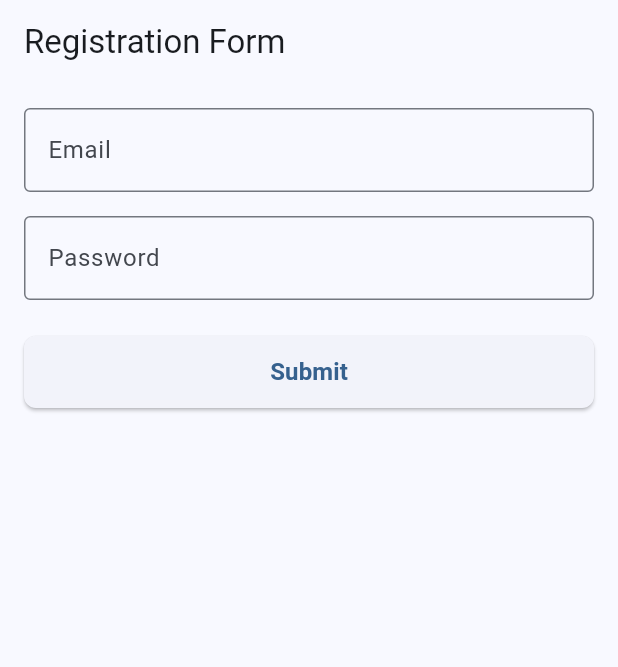
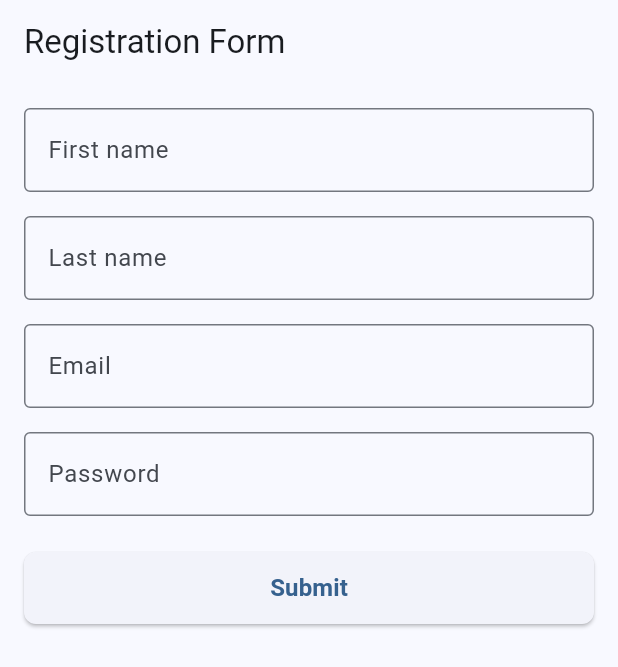
Before and after one commit to IonutVasile1/form_validator_technical_assessment, a Flutter app: the screen it shows after launch, on a phone screen of 412 x 824 dp. Shown: the top 667 px of the screen. Run offline on Flutter 3.47's test engine with Material 3 defaults, Android fonts, the phone set to English and light mode, and no system bars.

Commit message:
feat: feedback + improvements

```diff
--- a/lib/core/constants/validation_constants.dart
+++ b/lib/core/constants/validation_constants.dart
@@ -1,4 +1,8 @@
 class ValidationConstants {
+  // names
+  static const String nameRegex = r'^[a-zA-Z]{2,}$';
+  // email
+  static const String emailRegex = r'^[\w-\.]+@([\w-]+\.)+[\w-]{2,4}$';
+  // password
   static const int minPasswordLength = 8;
-  static const String emailRegex = r'^[\w-\.]+@([\w-]+\.)+[\w-]{2,4}$';
 }
--- a/lib/core/utils/validators.dart
+++ b/lib/core/utils/validators.dart
@@ -28,4 +28,7 @@ class Validators {
 
     return null;
   }
+
+  static String? validateFirstName(String? value) => null;
+  static String? validateLastName(String? value) => null;
 }
--- a/lib/presentation/screens/registration_form_screen.dart
+++ b/lib/presentation/screens/registration_form_screen.dart
@@ -12,6 +12,8 @@ class RegistrationFormScreen extends StatefulWidget {
 
 class _RegistrationFormScreenState extends State<RegistrationFormScreen> {
   final _formKey = GlobalKey<FormState>();
+  final _firstNameController = TextEditingController();
+  final _lastNameController = TextEditingController();
   final _emailController = TextEditingController();
   final _passwordController = TextEditingController();
 
@@ -28,6 +30,18 @@ class _RegistrationFormScreenState extends State<RegistrationFormScreen> {
           child: Column(
             children: [
               CustomTextField(
+                controller: _firstNameController,
+                label: 'First name',
+                validator: Validators.validateFirstName,
+              ),
+              const SizedBox(height: 16),
+              CustomTextField(
+                controller: _lastNameController,
+                label: 'Last name',
+                validator: Validators.validateLastName,
+              ),
+              const SizedBox(height: 16),
+              CustomTextField(
                 controller: _emailController,
                 label: 'Email',
                 validator: Validators.validateEmail,
@@ -40,7 +54,9 @@ class _RegistrationFormScreenState extends State<RegistrationFormScreen> {
                 obscureText: true,
               ),
               const SizedBox(height: 24),
-              FormSubmitButton(onPressed: _handleSubmit),
+              FormSubmitButton(
+                onPressed: _handleSubmit,
+              ),
             ],
           ),
         ),
@@ -49,7 +65,10 @@ class _RegistrationFormScreenState extends State<RegistrationFormScreen> {
   }
 
   Future<void> _handleSubmit() async {
-    await Future.delayed(const Duration(seconds: 2));
+    // Uncomment the line below to simulate a delay
+    // await Future.delayed(const Duration(seconds: 2));
+
+    // Validate form
     final isValid = _formKey.currentState?.validate() ?? false;
 
     if (isValid) {
@@ -59,7 +78,11 @@ class _RegistrationFormScreenState extends State<RegistrationFormScreen> {
       _formKey.currentState?.reset();
       // show confirmation snackbar
       ScaffoldMessenger.of(context).showSnackBar(
-        const SnackBar(content: Text('Form submitted')),
+        const SnackBar(
+          content: Text('Form submitted'),
+          behavior: SnackBarBehavior.floating,
+          backgroundColor: Colors.green,
+        ),
       );
     }
   }
--- a/lib/presentation/widgets/form_submit_button.dart
+++ b/lib/presentation/widgets/form_submit_button.dart
@@ -20,17 +20,7 @@ class FormSubmitButton extends StatelessWidget {
         style: ElevatedButton.styleFrom(
           shape: RoundedRectangleBorder(borderRadius: BorderRadius.circular(8)),
         ),
-        child: isLoading
-            ? SizedBox(
-                height: 24,
-                width: 24,
-                child: CircularProgressIndicator(
-                  strokeWidth: 3,
-                  valueColor:
-                      AlwaysStoppedAnimation<Color>(Colors.blue.shade900),
-                ),
-              )
-            : const Text(
+        child: const Text(
           'Submit',
           style: TextStyle(
             fontSize: 16,
```
Also changed, not shown: lib/domain/models/form_data.dart (deleted, +0 -9 lines), lib/presentation/widgets/custom_circular_progress_indicator.dart (added, +17 -0 lines), 2 other files. Lines whose indentation alone changed are shown as unchanged.
